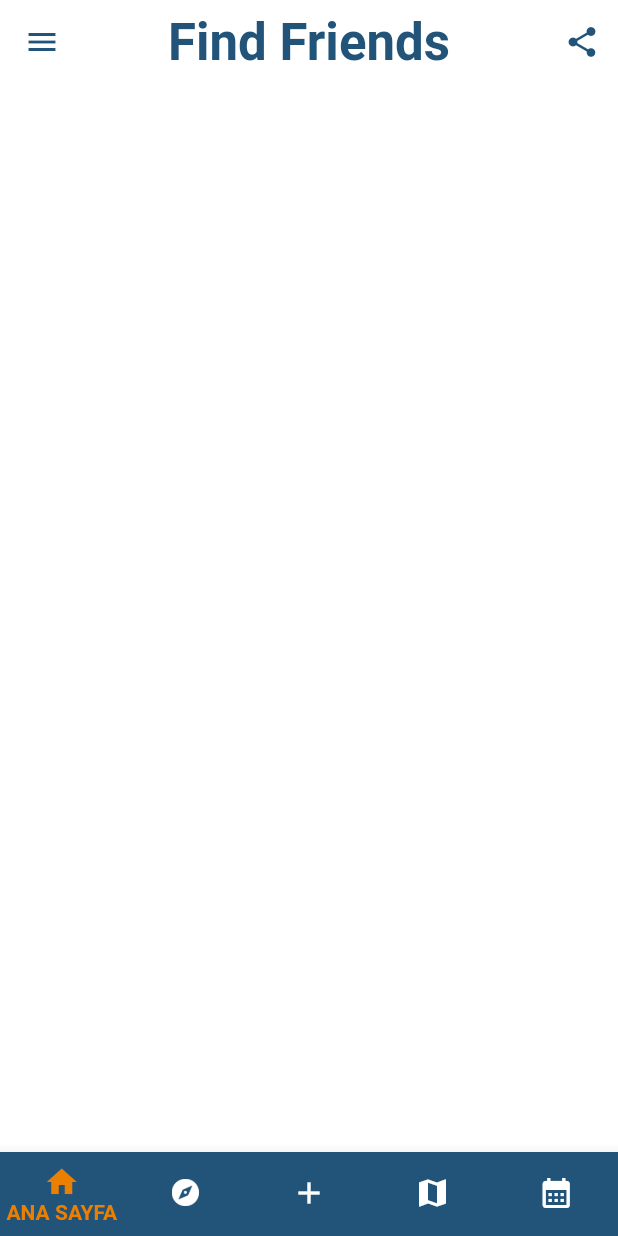
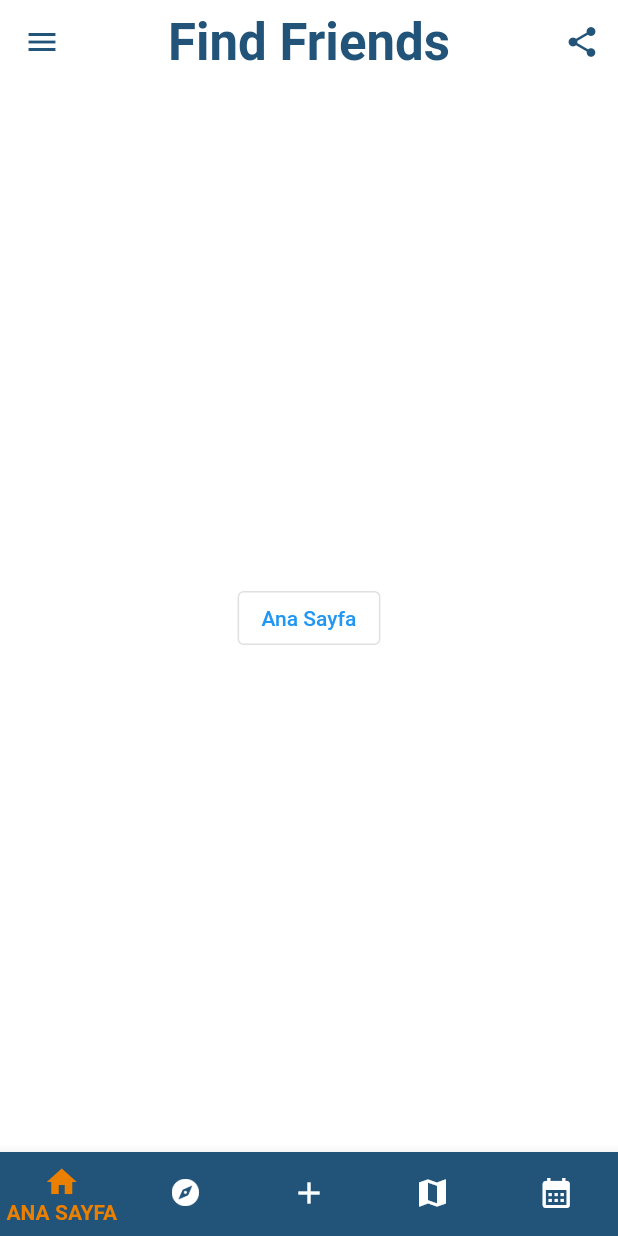
Before and after one commit to saidberk27/find-friends, a Flutter app: the screen it shows after launch, on a phone screen of 412 x 824 dp. Run offline on Flutter 3.47's test engine with Material 2 defaults, Android fonts, the phone set to English and light mode, and no system bars.

Commit message:
Page View ile Bottom Nav Haberleşiyor.

```diff
--- a/lib/home_page/BottomNavMenu.dart
+++ b/lib/home_page/bottom_nav_menu.dart
@@ -1,6 +1,8 @@
 import 'package:find_firends/ImagePaths.dart';
 import 'package:find_firends/colors.dart';
+import 'package:find_firends/home_page/home_app.dart';
 import 'package:flutter/material.dart';
+import 'page_view.dart';
 
 class BottomNavMenu extends StatefulWidget {
   BottomNavMenu({Key? key}) : super(key: key);
@@ -37,6 +39,8 @@ class _BottomNavMenuState extends State<BottomNavMenu> {
         onTap: (index) {
           setState(() {
             _selectedIndex = index;
+            HomeAppState.pageViewKey.currentState
+                ?.communicateBottomNavAndPageView(index);
           });
         },
       ),
--- a/lib/home_page/home_screen.dart
+++ b/lib/home_page/home_app.dart
@@ -1,21 +1,24 @@
 import 'package:flutter/material.dart';
 import 'package:find_firends/strings.dart';
-import 'BottomNavMenu.dart';
+import 'bottom_nav_menu.dart';
+import 'page_view.dart';
 
-class HomeScreen extends StatefulWidget {
-  const HomeScreen({Key? key}) : super(key: key);
+class HomeApp extends StatefulWidget {
+  const HomeApp({Key? key}) : super(key: key);
 
   @override
-  State<HomeScreen> createState() => _HomeScreenState();
+  State<HomeApp> createState() => HomeAppState();
 }
 
-class _HomeScreenState extends State<HomeScreen> {
+class HomeAppState extends State<HomeApp> {
+  static final GlobalKey<CustomPageViewState> pageViewKey = GlobalKey();
   @override
   Widget build(BuildContext context) {
     return Scaffold(
       drawer: customDrawer(),
       appBar: customAppBar(),
       bottomNavigationBar: BottomNavMenu(),
+      body: CustomPageView(key: pageViewKey),
     );
   }
 
--- /dev/null
+++ b/lib/home_page/page_view.dart
@@ -0,0 +1,43 @@
+import 'package:flutter/material.dart';
+
+class CustomPageView extends StatefulWidget {
+  CustomPageView({Key? key}) : super(key: key);
+
+  @override
+  State<CustomPageView> createState() => CustomPageViewState();
+}
+
+class CustomPageViewState extends State<CustomPageView> {
+  final PageController controller = PageController();
+
+  void communicateBottomNavAndPageView(index) {
+    setState(() {
+      controller.jumpToPage(index);
+    });
+  }
+
+  @override
+  Widget build(BuildContext context) {
+    return PageView(
+      physics: NeverScrollableScrollPhysics(),
+      controller: controller,
+      children: <Widget>[
+        Center(
+          child: OutlinedButton(onPressed: () {}, child: Text('Ana Sayfa')),
+        ),
+        Center(
+          child: Text('Keşfet'),
+        ),
+        Center(
+          child: Text('Oluştur'),
+        ),
+        Center(
+          child: Text('Harita'),
+        ),
+        Center(
+          child: Text('Takvim'),
+        )
+      ],
+    );
+  }
+}
--- a/lib/main.dart
+++ b/lib/main.dart
@@ -1,5 +1,5 @@
 import 'package:flutter/material.dart';
-import 'home_page/home_screen.dart';
+import 'home_page/home_app.dart';
 import 'colors.dart';
 
 void main() => runApp(const MyApp());
@@ -19,7 +19,7 @@ class MyApp extends StatelessWidget {
             iconTheme: IconThemeData(color: ProjeRenkleri.birinciRenk),
             appBarTheme: customAppBarTheme(context)),
         debugShowCheckedModeBanner: false,
-        home: const HomeScreen());
+        home: const HomeApp());
   }
 
   AppBarTheme customAppBarTheme(BuildContext context) {
```
